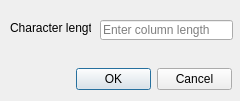
gltn/stdm, file ui/wizard/ui_varchar_property.ui: the form before one commit.
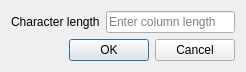
The form after the commit.

Commit message: Added layouts on all property editors

The edit to the form file:
```diff
--- a/ui/wizard/ui_varchar_property.ui
+++ b/ui/wizard/ui_varchar_property.ui
@@ -6,55 +6,39 @@
    <rect>
     <x>0</x>
     <y>0</y>
-    <width>240</width>
-    <height>101</height>
+    <width>246</width>
+    <height>67</height>
    </rect>
   </property>
   <property name="windowTitle">
    <string>Varchar property</string>
   </property>
-  <widget class="QDialogButtonBox" name="buttonBox">
-   <property name="geometry">
-    <rect>
-     <x>76</x>
-     <y>68</y>
-     <width>156</width>
-     <height>23</height>
-    </rect>
-   </property>
-   <property name="orientation">
-    <enum>Qt::Horizontal</enum>
-   </property>
-   <property name="standardButtons">
-    <set>QDialogButtonBox::Cancel|QDialogButtonBox::Ok</set>
-   </property>
-  </widget>
+  <layout class="QFormLayout" name="formLayout">
+   <item row="0" column="0">
   <widget class="QLabel" name="label">
-   <property name="geometry">
-    <rect>
-     <x>10</x>
-     <y>20</y>
-     <width>81</width>
-     <height>16</height>
-    </rect>
-   </property>
    <property name="text">
     <string>Character length</string>
    </property>
   </widget>
+   </item>
+   <item row="0" column="1">
   <widget class="QLineEdit" name="edtCharLen">
-   <property name="geometry">
-    <rect>
-     <x>100</x>
-     <y>20</y>
-     <width>133</width>
-     <height>20</height>
-    </rect>
-   </property>
    <property name="placeholderText">
     <string>Enter column length</string>
    </property>
   </widget>
+   </item>
+   <item row="1" column="0" colspan="2">
+    <widget class="QDialogButtonBox" name="buttonBox">
+     <property name="orientation">
+      <enum>Qt::Horizontal</enum>
+     </property>
+     <property name="standardButtons">
+      <set>QDialogButtonBox::Cancel|QDialogButtonBox::Ok</set>
+     </property>
+    </widget>
+   </item>
+  </layout>
  </widget>
  <resources/>
  <connections>
```
Lines whose indentation alone changed are shown as unchanged. The commit also changes 20 other files.
